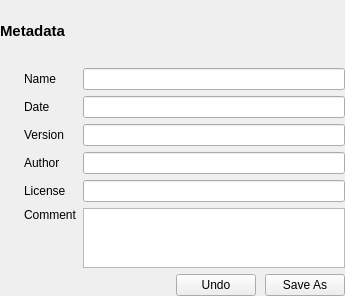
The window that ui/designer/ui_metadata_widget.ui (herlegon/hconvert) describes before a commit, drawn with Qt 5.
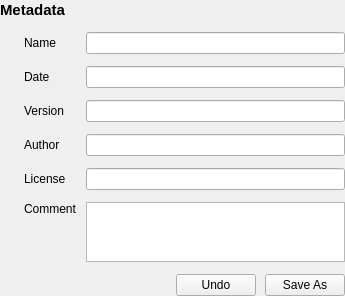
The same window after the commit.

What changed in the file:
```diff
--- a/ui/designer/ui_metadata_widget.ui
+++ b/ui/designer/ui_metadata_widget.ui
@@ -20,6 +20,9 @@
    <string>Form</string>
   </property>
   <layout class="QVBoxLayout" name="verticalLayout">
+   <property name="spacing">
+    <number>12</number>
+   </property>
    <property name="leftMargin">
     <number>0</number>
    </property>
@@ -67,6 +70,12 @@
      <property name="leftMargin">
       <number>24</number>
      </property>
+     <property name="horizontalSpacing">
+      <number>9</number>
+     </property>
+     <property name="verticalSpacing">
+      <number>12</number>
+     </property>
      <item row="3" column="1">
       <widget class="QLineEdit" name="lineedit_author">
        <property name="maxLength">
```
